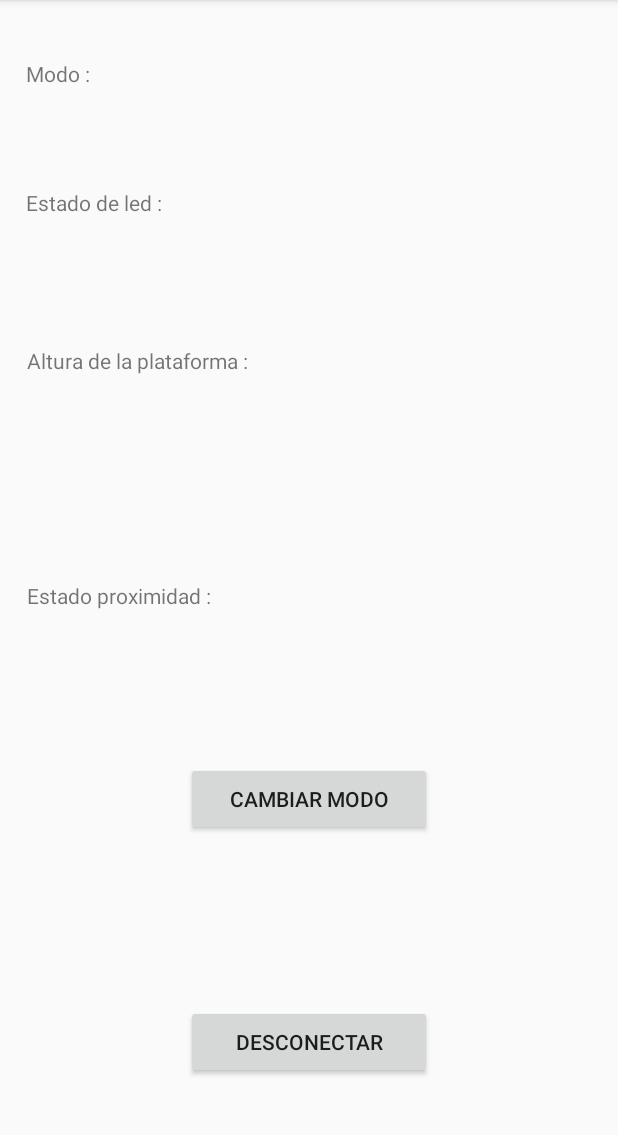
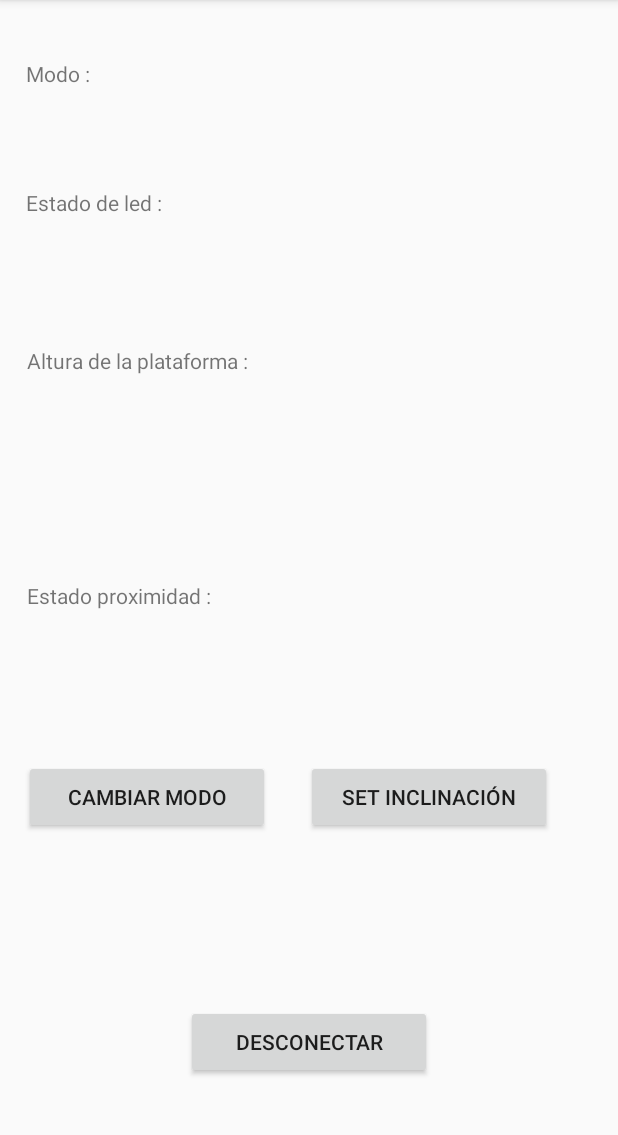
Before and after one commit to leandropintos91/PlataformaAutonivelable, an Android app: the activity_comunicacion screen opened directly, with no data from a screen before it, on a phone screen of 412 x 824 dp, the part 84-1219 px from its top. Run offline under Robolectric (Android 15) with nearby library versions, the light colour scheme and no system bars; network calls fail; 8 statements that could not run were skipped.

Commit message:
Se corrigen errores de bluetooth, se agregan controles de Led y se termina de desarrollar la integración con android

```diff
--- a/android/PlataformaAutonivable/app/src/main/java/tp/soa/plataformaautonivelable/activity_comunicacion.java
+++ b/android/PlataformaAutonivable/app/src/main/java/tp/soa/plataformaautonivelable/activity_comunicacion.java
@@ -26,6 +26,8 @@ import java.util.LinkedList;
 import java.util.Queue;
 import java.util.UUID;
 
+import static java.lang.Math.abs;
+
 
 /*
 *
@@ -50,6 +52,9 @@ public class activity_comunicacion extends AppCompatActivity implements SensorEv
     private TextView textEstadoAltura;
     private Button  buttonDesconectar;
     private Button  buttonCambiarModo;
+    private Button buttonSetInclinacion;
+
+    boolean enviarInclinacion = false;
 
     //Banderas usadas para evitar que cambios en los sensores de luz/proximidad por debajo de la cota vuelvan a
     // comunicarse con el embebido
@@ -115,6 +120,7 @@ public class activity_comunicacion extends AppCompatActivity implements SensorEv
         textModo = (TextView) findViewById(R.id.textViewModo);
         buttonDesconectar = (Button) findViewById(R.id.buttonDesconectar);
         buttonCambiarModo = (Button) findViewById(R.id.buttonCambiarModo);
+        buttonSetInclinacion = (Button) findViewById(R.id.buttonSetInclinacion);
         bluetoothIn = Handler_Msg_Hilo_Principal();
         cola = new LinkedList<String>();
         buttonDesconectar.setOnClickListener(new View.OnClickListener()
@@ -148,6 +154,14 @@ public class activity_comunicacion extends AppCompatActivity implements SensorEv
                         modoActual = 1;
                     }
                     mConnectedThread.write("MODE " + modoActual + ";");
+                    System.out.println("----- ENVIE MODO " + modoActual + " -----");
+            }
+        });
+
+        buttonSetInclinacion.setOnClickListener(new View.OnClickListener() {
+            @Override
+            public void onClick(View v) {
+                enviarInclinacion = true;
             }
         });
     }
@@ -323,12 +337,19 @@ public class activity_comunicacion extends AppCompatActivity implements SensorEv
                 switch (event.sensor.getType()) {
 
                     case Sensor.TYPE_ACCELEROMETER:
-                        if (esInclinacionValida((double) event.values[0], (double) event.values[1], (double) event.values[2])) {
+                        /*if (esInclinacionValida((double) event.values[0], (double) event.values[1], (double) event.values[2])) {
                             altura = obtenerAlturaMesa(event.values[1]);
                             textEstadoAltura.setText("Seteando altura a " + altura);
                             mConnectedThread.write("SETH " + altura + ";");
-                            //cola.add("#" + altura + "#");
+                        }*/
+
+                        double inclinacionEjeY = (double) event.values[1];
+                        System.out.println("inclinacion = " + inclinacionEjeY);
+                        if(enviarInclinacion && abs(inclinacionEjeY) > 9.8/2) {
+                            altura = inclinacionEjeY > 0 ? 1 : -1;
+                            mConnectedThread.write("SETH " + altura + ";");
                         }
+                        enviarInclinacion = false;
 
                         break;
 
@@ -342,12 +363,14 @@ public class activity_comunicacion extends AppCompatActivity implements SensorEv
                                 textEstadoProximidad.setText("Proximidad detectada : Bajando plataforma");
                                 subirmesa = false;
                                 mConnectedThread.write("SETP " + 1 + ";");
+                                System.out.println(" ------- ENVIE ALTURA MINIMA ------- ");
                                 //cola.add("&1&");
                             } else {
 
                                 textEstadoProximidad.setText("Proximidad detectada : Subiendo plataforma");
                                 subirmesa = true;
                                 mConnectedThread.write("SETP " + 2 + ";");
+                                System.out.println(" ------- ENVIE ALTURA MAXIMA ------- ");
                                 //cola.add("&2s&");
                             }
                         } else if (event.values[0] >= cota_proximidad) {
--- a/android/PlataformaAutonivable/app/src/main/res/layout/activity_comunicacion.xml
+++ b/android/PlataformaAutonivable/app/src/main/res/layout/activity_comunicacion.xml
@@ -5,6 +5,20 @@
     xmlns:tools="http://schemas.android.com/tools"
     android:layout_width="match_parent"
     android:layout_height="match_parent">
+
+    <Button
+        android:id="@+id/buttonSetInclinacion"
+        android:layout_width="164dp"
+        android:layout_height="49dp"
+        android:layout_marginStart="204dp"
+        android:text="@string/buttonSetInclinacion"
+        app:layout_constraintBottom_toBottomOf="parent"
+        app:layout_constraintHorizontal_bias="0.072"
+        app:layout_constraintLeft_toLeftOf="parent"
+        app:layout_constraintRight_toRightOf="parent"
+        app:layout_constraintStart_toStartOf="parent"
+        app:layout_constraintTop_toTopOf="parent"
+        app:layout_constraintVertical_bias="0.705" />
 
     <TextView
         android:id="@+id/textViewModo"
@@ -113,10 +127,13 @@
         android:id="@+id/buttonCambiarModo"
         android:layout_width="164dp"
         android:layout_height="49dp"
+        android:layout_marginStart="16dp"
         android:text="@string/buttonCambiarModo"
         app:layout_constraintBottom_toBottomOf="parent"
+        app:layout_constraintHorizontal_bias="0.072"
         app:layout_constraintLeft_toLeftOf="parent"
         app:layout_constraintRight_toRightOf="parent"
+        app:layout_constraintStart_toStartOf="parent"
         app:layout_constraintTop_toTopOf="parent"
-        app:layout_constraintVertical_bias="0.707" />
+        app:layout_constraintVertical_bias="0.705" />
 </android.support.constraint.ConstraintLayout>
--- a/android/PlataformaAutonivable/app/src/main/res/values/strings.xml
+++ b/android/PlataformaAutonivable/app/src/main/res/values/strings.xml
@@ -8,4 +8,5 @@
     <string name="textView6">Estado proximidad :</string>
     <string name="buttonDesconectar">Desconectar </string>
     <string name="buttonCambiarModo">Cambiar Modo</string>
+    <string name="buttonSetInclinacion">Set inclinación</string>
 </resources>
```
Also changed, not shown: 2 other files.
